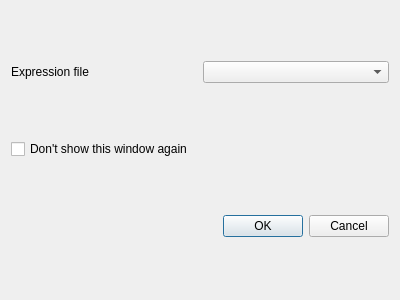
Before: the Qt Designer form label_connector_dialog_base.ui in Oslandia/labelconnector, drawn with Qt 5.
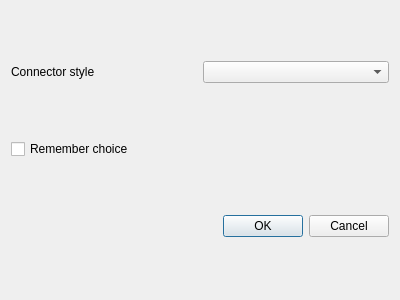
After: the same form once the commit is applied.

Commit message: better namings in GUI

The edit to the form file:
```diff
--- a/label_connector_dialog_base.ui
+++ b/label_connector_dialog_base.ui
@@ -17,7 +17,7 @@
    <item row="0" column="0">
     <widget class="QLabel" name="label">
      <property name="text">
-      <string>Expression file</string>
+      <string>Connector style</string>
      </property>
     </widget>
    </item>
@@ -44,7 +44,7 @@
       <string>This option can be modified in preference's dialog</string>
      </property>
      <property name="text">
-      <string>Don't show this window again</string>
+      <string>Remember choice</string>
      </property>
     </widget>
    </item>
```
Left out of the diff: 2 changed lines with no effect on the pictures.
